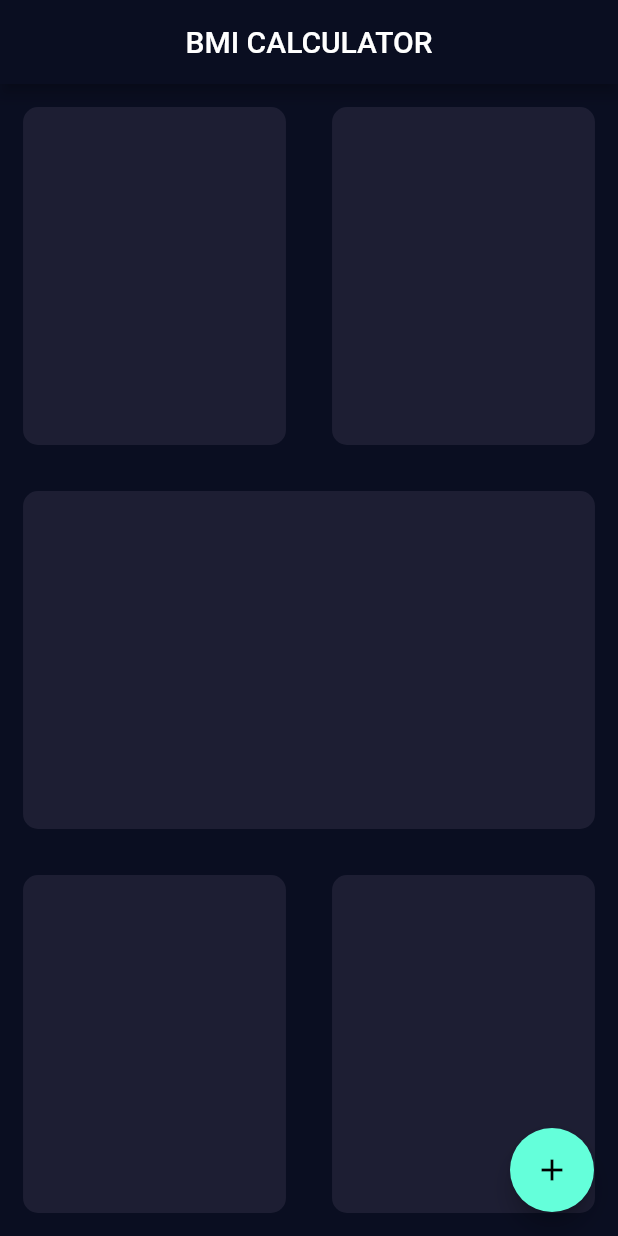
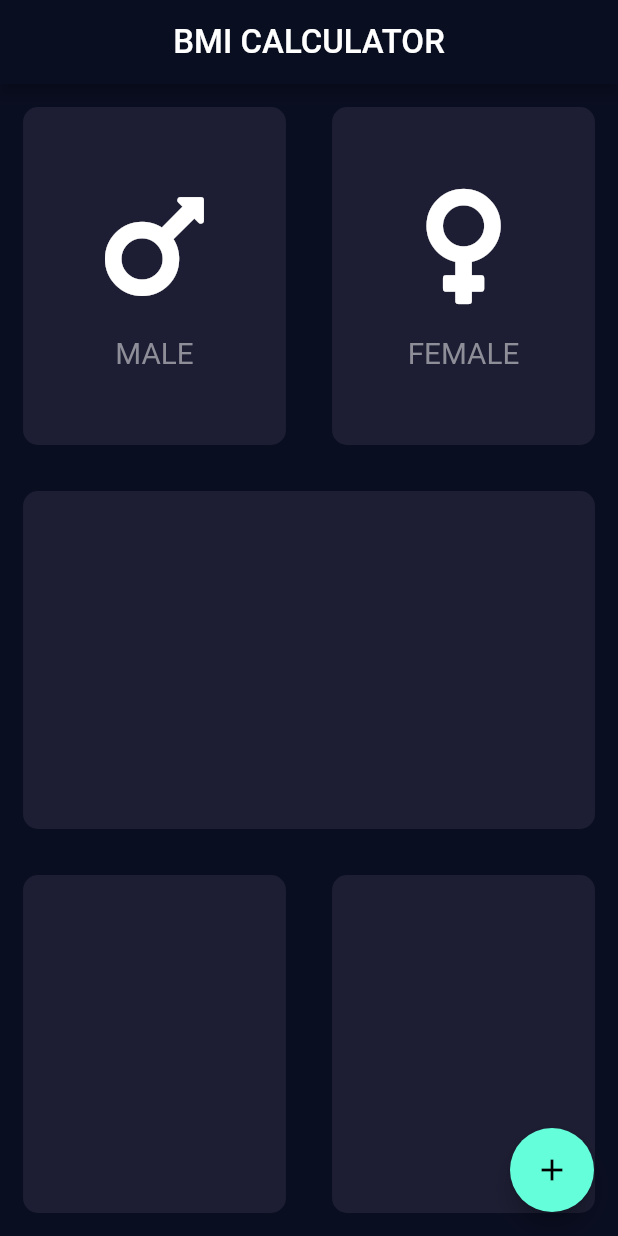
Before and after one commit to dzakybrori/bmi_calculator, a Flutter app: the screen it shows after launch, on a phone screen of 412 x 824 dp. Run offline on Flutter 3.47's test engine with Material 2 defaults, Android fonts, the phone set to English and light mode, and no system bars; our stand-ins replace font_awesome_flutter.

Commit message:
Extracted custom widgets to separate files and wrap all file into one part file wrapper.

```diff
--- /dev/null
+++ b/lib/custom_card.dart
@@ -0,0 +1,24 @@
+part of 'wrapper.dart';
+
+class CustomCard extends StatelessWidget {
+  final Color? color;
+  final Widget? child;
+
+  const CustomCard({
+    Key? key,
+    this.color,
+    this.child,
+  }) : super(key: key);
+
+  @override
+  Widget build(BuildContext context) {
+    return Container(
+      alignment: Alignment.center,
+      margin: EdgeInsets.all(context.dp(14)),
+      decoration: BoxDecoration(
+          color: color ?? context.background,
+          borderRadius: BorderRadius.circular(10)),
+      child: child,
+    );
+  }
+}
--- a/lib/extensions.dart
+++ b/lib/extensions.dart
@@ -1,4 +1,4 @@
-import 'package:flutter/material.dart';
+part of 'wrapper.dart';
 
 // Mockup design size
 const mockupHeight = 812;
--- /dev/null
+++ b/lib/gender_button.dart
@@ -0,0 +1,25 @@
+part of 'wrapper.dart';
+
+class GenderButton extends StatelessWidget {
+  final IconData icon;
+  final String label;
+
+  const GenderButton({Key? key, required this.icon, required this.label})
+      : super(key: key);
+
+  @override
+  Widget build(BuildContext context) {
+    return CustomCard(
+      child: Column(
+        mainAxisAlignment: MainAxisAlignment.center,
+        children: [
+          Icon(icon, size: context.dp(80)),
+          SizedBox(height: context.dp(15)),
+          Text(label,
+              style: const TextStyle(fontSize: 18, color: Color(0xFF8D8E98)),
+              textScaleFactor: context.ts),
+        ],
+      ),
+    );
+  }
+}
--- a/lib/input_page.dart
+++ b/lib/input_page.dart
@@ -1,6 +1,4 @@
-import 'package:flutter/material.dart';
-
-import './extensions.dart';
+part of 'wrapper.dart';
 
 class InputPage extends StatefulWidget {
   const InputPage({Key? key}) : super(key: key);
@@ -13,21 +11,27 @@ class _InputPageState extends State<InputPage> {
   @override
   Widget build(BuildContext context) {
     return Scaffold(
-      appBar: AppBar(centerTitle: true, title: const Text('BMI CALCULATOR')),
+      appBar: AppBar(
+          centerTitle: true,
+          title: Text('BMI CALCULATOR', textScaleFactor: context.ts)),
       body: Column(
         children: [
           Expanded(
             child: Row(
-              children: [
-                Expanded(child: CustomCard()),
-                Expanded(child: CustomCard()),
+              children: const [
+                Expanded(
+                    child: GenderButton(
+                        icon: FontAwesomeIcons.mars, label: 'MALE')),
+                Expanded(
+                    child: GenderButton(
+                        icon: FontAwesomeIcons.venus, label: 'FEMALE')),
               ],
             ),
           ),
-          Expanded(child: CustomCard()),
+          const Expanded(child: CustomCard()),
           Expanded(
             child: Row(
-              children: [
+              children: const [
                 Expanded(child: CustomCard()),
                 Expanded(child: CustomCard()),
               ],
@@ -40,25 +44,3 @@ class _InputPageState extends State<InputPage> {
     );
   }
 }
-
-class CustomCard extends StatelessWidget {
-  final Color? color;
-  final Widget? child;
-
-  const CustomCard({
-    Key? key,
-    this.color,
-    this.child,
-  }) : super(key: key);
-
-  @override
-  Widget build(BuildContext context) {
-    return Container(
-      margin: EdgeInsets.all(context.dp(14)),
-      decoration: BoxDecoration(
-          color: color ?? context.background,
-          borderRadius: BorderRadius.circular(10)),
-      child: child,
-    );
-  }
-}
--- a/lib/main.dart
+++ b/lib/main.dart
@@ -1,6 +1,6 @@
 import 'package:flutter/material.dart';
 
-import './input_page.dart';
+import './wrapper.dart';
 
 void main() {
   runApp(const BMICalculator());
--- /dev/null
+++ b/lib/wrapper.dart
@@ -0,0 +1,7 @@
+import 'package:flutter/material.dart';
+import 'package:font_awesome_flutter/font_awesome_flutter.dart';
+
+part 'custom_card.dart';
+part 'extensions.dart';
+part 'gender_button.dart';
+part 'input_page.dart';
```
